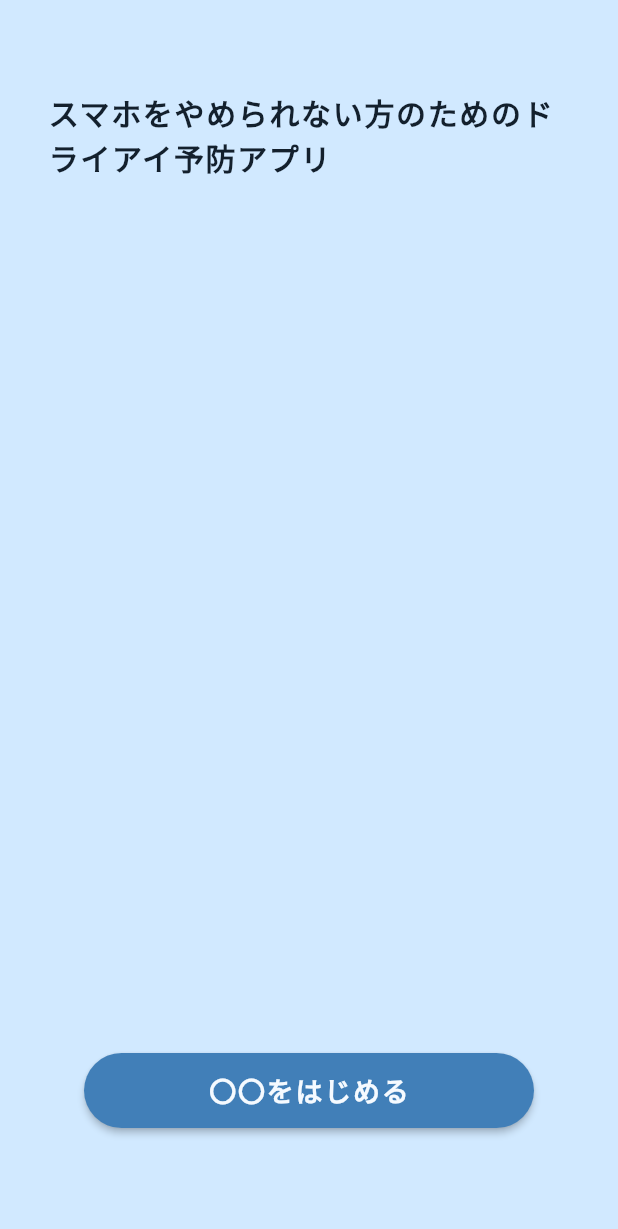
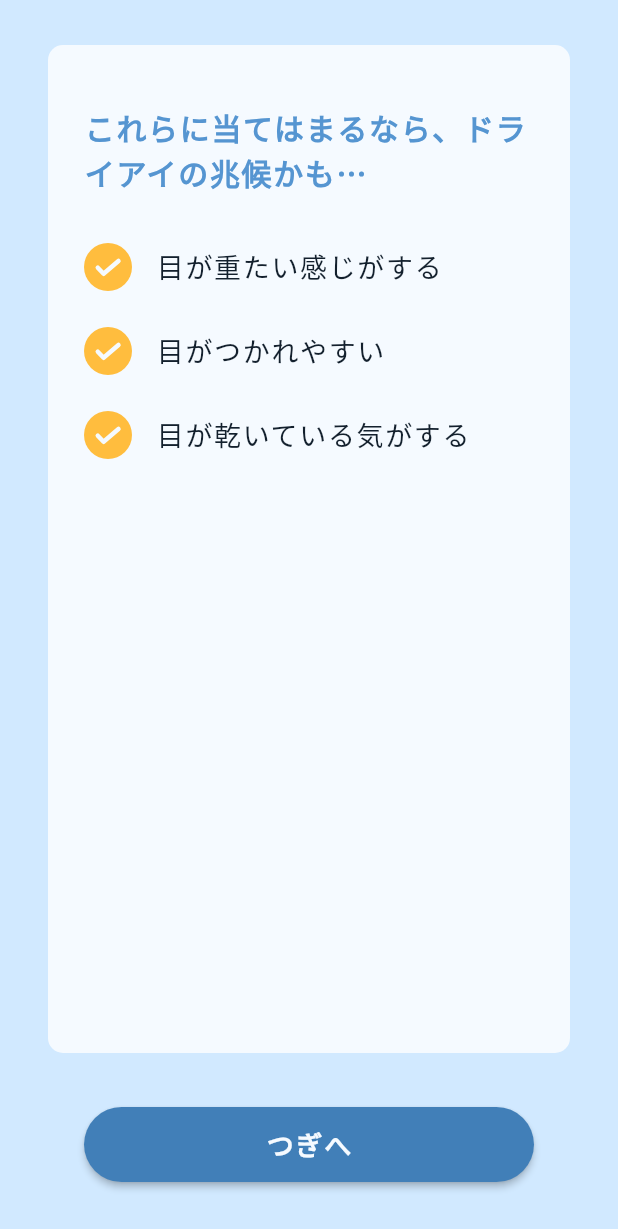
Before and after one commit to K-shir0/flutter_resteye, a Flutter app: the screen it shows after launch, after a tap on "〇〇をはじめる", on a phone screen of 412 x 824 dp. Shown: the top 1229 px of the screen. Run offline on Flutter 3.47's test engine with Material 2 defaults, Android fonts, the phone set to English and light mode, and no system bars; our stand-ins replace flutter_screenutil, flutter_svg.

Commit message:
update: チュートリアルページを作成

```diff
--- a/lib/components/main_button.dart
+++ b/lib/components/main_button.dart
@@ -15,7 +15,7 @@ class RestEyeMainButton extends StatelessWidget {
   @override
   Widget build(BuildContext context) {
     return ElevatedButton(
-      onPressed: () {},
+      onPressed: onPressed,
       style: ElevatedButton.styleFrom(
         fixedSize: const Size(300, 50),
         primary: AppColors.mainButtonBgColor,
--- a/lib/constants.dart
+++ b/lib/constants.dart
@@ -2,6 +2,8 @@ import 'package:flutter/material.dart';
 
 class AppColors {
   static const Color bgColor = Color(0xFFD1E9FF);
+
+  static const Color cardBgColor = Color(0xFFF5FAFF);
 
   static const Color importantTextColor = Color(0xFF5595D1);
   static const Color titleTextColor = Color(0xFF417FB8);
--- a/lib/pages/landing_page.dart
+++ b/lib/pages/landing_page.dart
@@ -2,6 +2,7 @@ import 'package:flutter/material.dart';
 
 import 'package:flutter_resteye/components/_components.dart';
 import 'package:flutter_resteye/constants.dart';
+import 'package:flutter_resteye/pages/tutorial_page/tutorial_page.dart';
 
 class LandingPage extends StatelessWidget {
   const LandingPage({Key? key}) : super(key: key);
@@ -12,7 +13,7 @@ class LandingPage extends StatelessWidget {
       backgroundColor: AppColors.bgColor,
       body: SafeArea(
         child: Padding(
-          padding: const EdgeInsets.fromLTRB(32, 60, 32, 72),
+          padding: const EdgeInsets.fromLTRB(32, 60, 32, 36),
           child: Column(
             mainAxisAlignment: MainAxisAlignment.spaceBetween,
             crossAxisAlignment: CrossAxisAlignment.center,
@@ -27,7 +28,12 @@ class LandingPage extends StatelessWidget {
                 ),
               ),
               RestEyeMainButton(
-                onPressed: () {},
+                onPressed: () => Navigator.push(
+                  context,
+                  MaterialPageRoute(
+                    builder: (context) => const TutorialPage(),
+                  ),
+                ),
                 text: '〇〇をはじめる',
               ),
             ],
--- /dev/null
+++ b/lib/pages/tutorial_page/components/check_box_text.dart
@@ -0,0 +1,47 @@
+import 'package:flutter/material.dart';
+
+import 'package:flutter_svg/flutter_svg.dart';
+
+import 'package:flutter_resteye/constants.dart';
+
+class CheckBoxText extends StatelessWidget {
+  const CheckBoxText({
+    Key? key,
+    required this.text,
+  }) : super(key: key);
+
+  final String text;
+
+  @override
+  Widget build(BuildContext context) {
+    return Row(
+      crossAxisAlignment: CrossAxisAlignment.center,
+      children: [
+        // 黄色い丸
+        Container(
+          width: 32,
+          height: 32,
+          decoration: const BoxDecoration(
+            color: AppColors.addButtonBgColor,
+            shape: BoxShape.circle,
+          ),
+          // svg をセンターに
+          child: SvgPicture.asset('assets/svg_images/check.svg',
+              color: AppColors.addButtonTextColor,
+              width: 22,
+              height: 18,
+              fit: BoxFit.scaleDown),
+        ),
+        const SizedBox(width: 16),
+        Text(
+          text,
+          style: const TextStyle(
+            fontSize: 18,
+            letterSpacing: 1.1,
+            color: AppColors.textColor,
+          ),
+        ),
+      ],
+    );
+  }
+}
--- /dev/null
+++ b/lib/pages/tutorial_page/tutorial_page.dart
@@ -0,0 +1,62 @@
+import 'package:flutter/material.dart';
+
+import 'package:flutter_resteye/pages/tutorial_page/components/check_box_text.dart';
+import 'package:flutter_resteye/components/main_button.dart';
+import 'package:flutter_resteye/constants.dart';
+
+class TutorialPage extends StatelessWidget {
+  const TutorialPage({Key? key}) : super(key: key);
+
+  @override
+  Widget build(BuildContext context) {
+    return Scaffold(
+      backgroundColor: AppColors.bgColor,
+      body: SafeArea(
+        child: Padding(
+          padding: const EdgeInsets.fromLTRB(32, 30, 32, 36),
+          child: Center(
+            child: Column(
+              children: [
+                Expanded(
+                  child: Container(
+                    decoration: BoxDecoration(
+                      color: AppColors.cardBgColor,
+                      borderRadius: BorderRadius.circular(10),
+                    ),
+                    child: Padding(
+                      padding: const EdgeInsets.fromLTRB(24, 40, 24, 40),
+                      child: Column(
+                        children: const [
+                          Text(
+                            'これらに当てはまるなら、ドライアイの兆候かも…',
+                            style: TextStyle(
+                              fontSize: 20,
+                              fontWeight: FontWeight.bold,
+                              letterSpacing: 1.1,
+                              color: AppColors.importantTextColor,
+                            ),
+                          ),
+                          SizedBox(height: 32),
+                          CheckBoxText(text: '目が重たい感じがする'),
+                          SizedBox(height: 24),
+                          CheckBoxText(text: '目がつかれやすい'),
+                          SizedBox(height: 24),
+                          CheckBoxText(text: '目が乾いている気がする'),
+                        ],
+                      ),
+                    ),
+                  ),
+                ),
+                const SizedBox(height: 36),
+                RestEyeMainButton(
+                  onPressed: () {},
+                  text: 'つぎへ',
+                ),
+              ],
+            ),
+          ),
+        ),
+      ),
+    );
+  }
+}
--- a/pubspec.yaml
+++ b/pubspec.yaml
@@ -32,6 +32,7 @@ dependencies:
 
   cupertino_icons: ^1.0.2
   flutter_screenutil: ^5.5.4
+  flutter_svg: ^1.1.5
 
 dev_dependencies:
   flutter_test:
@@ -49,6 +50,9 @@ dev_dependencies:
 
 # The following section is specific to Flutter packages.
 flutter:
+  assets:
+    - assets/svg_images/
+
   uses-material-design: true
 
   fonts:
```
Also changed, not shown: assets/svg_images/check.svg (added), pubspec.lock.
